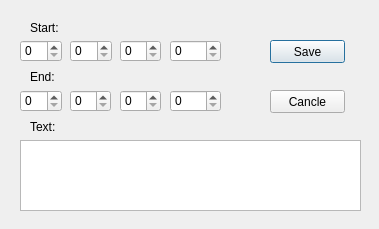
The window that edittitledialog.ui (NikolaJov96/DivXConverter) describes before a commit, drawn with Qt 5.
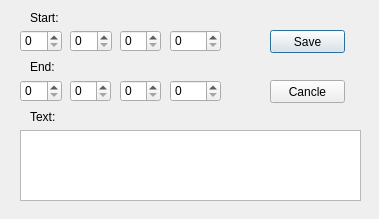
The same window after the commit.

What changed in the file:
```diff
--- a/edittitledialog.ui
+++ b/edittitledialog.ui
@@ -7,7 +7,7 @@
     <x>0</x>
     <y>0</y>
     <width>379</width>
-    <height>229</height>
+    <height>219</height>
    </rect>
   </property>
   <property name="windowTitle">
@@ -17,7 +17,7 @@
    <property name="geometry">
     <rect>
      <x>30</x>
-     <y>20</y>
+     <y>10</y>
      <width>51</width>
      <height>16</height>
     </rect>
@@ -30,7 +30,7 @@
    <property name="geometry">
     <rect>
      <x>30</x>
-     <y>70</y>
+     <y>60</y>
      <width>47</width>
      <height>13</height>
     </rect>
@@ -43,7 +43,7 @@
    <property name="geometry">
     <rect>
      <x>20</x>
-     <y>40</y>
+     <y>30</y>
      <width>42</width>
      <height>22</height>
     </rect>
@@ -53,7 +53,7 @@
    <property name="geometry">
     <rect>
      <x>70</x>
-     <y>40</y>
+     <y>30</y>
      <width>42</width>
      <height>22</height>
     </rect>
@@ -66,7 +66,7 @@
    <property name="geometry">
     <rect>
      <x>120</x>
-     <y>40</y>
+     <y>30</y>
      <width>41</width>
      <height>22</height>
     </rect>
@@ -79,7 +79,7 @@
    <property name="geometry">
     <rect>
      <x>170</x>
-     <y>40</y>
+     <y>30</y>
      <width>51</width>
      <height>22</height>
     </rect>
@@ -92,7 +92,7 @@
    <property name="geometry">
     <rect>
      <x>20</x>
-     <y>90</y>
+     <y>80</y>
      <width>42</width>
      <height>22</height>
     </rect>
@@ -102,7 +102,7 @@
    <property name="geometry">
     <rect>
      <x>70</x>
-     <y>90</y>
+     <y>80</y>
      <width>41</width>
      <height>22</height>
     </rect>
@@ -115,7 +115,7 @@
    <property name="geometry">
     <rect>
      <x>120</x>
-     <y>90</y>
+     <y>80</y>
      <width>41</width>
      <height>22</height>
     </rect>
@@ -128,7 +128,7 @@
    <property name="geometry">
     <rect>
      <x>170</x>
-     <y>90</y>
+     <y>80</y>
      <width>51</width>
      <height>22</height>
     </rect>
@@ -141,7 +141,7 @@
    <property name="geometry">
     <rect>
      <x>270</x>
-     <y>40</y>
+     <y>30</y>
      <width>75</width>
      <height>23</height>
     </rect>
@@ -154,7 +154,7 @@
    <property name="geometry">
     <rect>
      <x>270</x>
-     <y>90</y>
+     <y>80</y>
      <width>75</width>
      <height>23</height>
     </rect>
@@ -167,7 +167,7 @@
    <property name="geometry">
     <rect>
      <x>30</x>
-     <y>120</y>
+     <y>110</y>
      <width>47</width>
      <height>13</height>
     </rect>
@@ -180,7 +180,7 @@
    <property name="geometry">
     <rect>
      <x>20</x>
-     <y>140</y>
+     <y>130</y>
      <width>341</width>
      <height>71</height>
     </rect>
```
